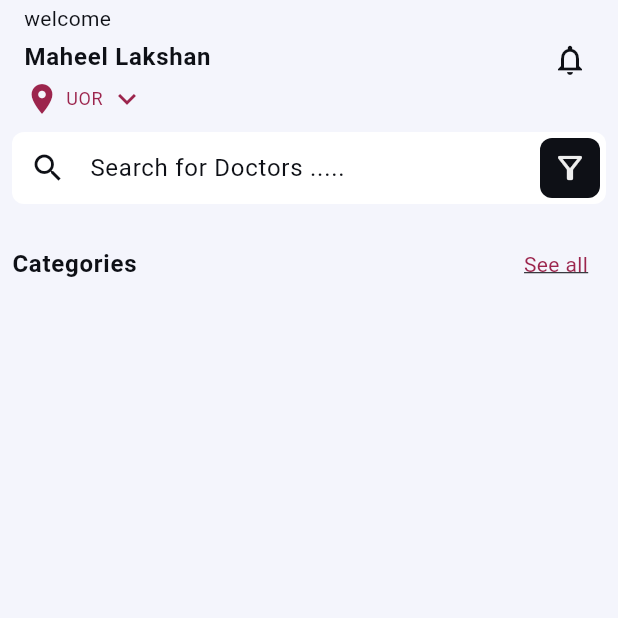
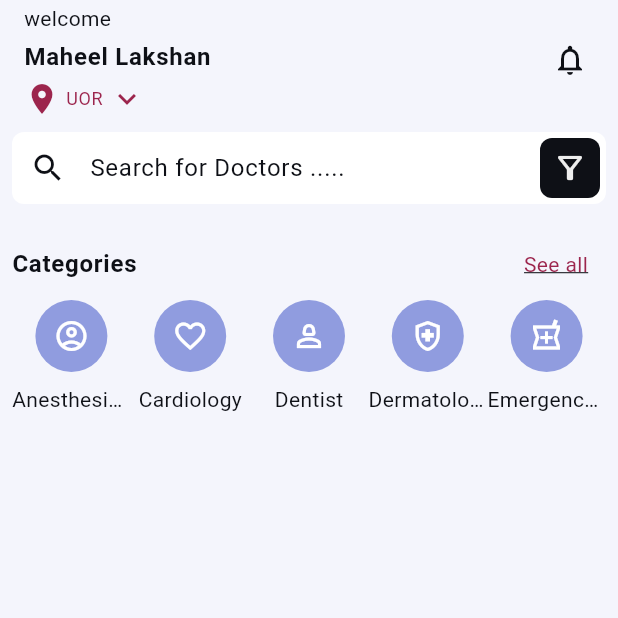
Before and after one commit to MaheelLakshan/Doctor_Booking_App, a Flutter app: the screen it shows after launch, on a phone screen of 412 x 824 dp, the top half of it. Run offline on Flutter 3.47's test engine with Material 3 defaults, Android fonts, the phone set to English and light mode, and no system bars; our stand-ins replace google_fonts; missing offline and left inert: dart:ffi.

Commit message:
doctor categories icons section

```diff
--- a/lib/screens/home_screen.dart
+++ b/lib/screens/home_screen.dart
@@ -1,6 +1,8 @@
+import 'package:doctor_booking_app/shared/widgets/avatars/circle_avatar_with_text_label.dart';
 import 'package:doctor_booking_app/shared/widgets/titles/section_title.dart';
 import 'package:flutter/material.dart';
 import 'package:flutter/widgets.dart';
+import 'package:models/models.dart';
 
 class HomeScreen extends StatelessWidget {
   const HomeScreen({super.key});
@@ -122,6 +124,18 @@ class _DoctorCategories extends StatelessWidget {
           action: 'See all',
           onPressed: () {},
         ),
+        Row(
+          mainAxisAlignment: MainAxisAlignment.start,
+          children: DoctorCategory.values
+              .take(5)
+              .map((category) => Expanded(
+                    child: CricleAvatarWithTextLabel(
+                      icon: category.icon,
+                      label: category.name,
+                    ),
+                  ))
+              .toList(),
+        ),
       ],
     );
   }
--- a/lib/shared/widgets/avatars/circle_avatar_with_text_label.dart
+++ b/lib/shared/widgets/avatars/circle_avatar_with_text_label.dart
@@ -32,10 +32,6 @@ class CricleAvatarWithTextLabel extends StatelessWidget {
             label,
             maxLines: 1,
             overflow: TextOverflow.ellipsis,
-            style: Theme.of(context)
-                .textTheme
-                .bodySmall!
-                .copyWith(color: colorScheme.secondary),
           ),
         ],
       ),
--- a/package/models/lib/models.dart
+++ b/package/models/lib/models.dart
@@ -1,7 +1,3 @@
 library models;
 
-/// A Calculator.
-class Calculator {
-  /// Returns [value] plus 1.
-  int addOne(int value) => value + 1;
-}
+export 'src/doctor_category.dart';
--- /dev/null
+++ b/package/models/lib/src/doctor_category.dart
@@ -0,0 +1,67 @@
+import 'dart:ffi';
+
+import 'package:flutter/material.dart';
+
+enum DoctorCategory {
+  anesthesiology(
+    name: 'Anesthesiology',
+    icon: Icons.account_circle_outlined,
+  ),
+  cardiology(
+    name: 'Cardiology',
+    icon: Icons.favorite_border_outlined,
+  ),
+  dentist(
+    name: 'Dentist',
+    icon: Icons.person_2_outlined,
+  ),
+  dermatology(
+    name: "Dermatology",
+    icon: Icons.health_and_safety_outlined,
+  ),
+  emergencyMedicine(
+    name: 'Emergency Medicine',
+    icon: Icons.local_pharmacy_outlined,
+  ),
+  familyMedicine(
+    name: 'Family Medicine',
+    icon: Icons.medical_information_outlined,
+  ),
+  gastroenterology(
+    name: 'Gastroenterology',
+    icon: Icons.medical_services_outlined,
+  ),
+  generalSurgery(
+    name: 'General Surgery',
+    icon: Icons.health_and_safety_outlined,
+  ),
+  internalMedicine(
+    name: "Internal Medicine",
+    icon: Icons.emergency_outlined,
+  ),
+  neurology(
+    name: 'Neurology',
+    icon: Icons.psychology_outlined,
+  ),
+  orthopedicSurgery(
+    name: 'Orthopedic Surgery',
+    icon: Icons.medication_liquid_sharp,
+  ),
+  pediatrics(
+    name: 'Pediatrics',
+    icon: Icons.medical_services_outlined,
+  ),
+  psychiatry(
+    name: 'Pstchiatry',
+    icon: Icons.psychology_outlined,
+  ),
+  pulmonology(
+    name: 'Pulmonology',
+    icon: Icons.medical_services_outlined,
+  );
+
+  final String name;
+  final IconData icon;
+
+  const DoctorCategory({required this.name, required this.icon});
+}
--- a/pubspec.yaml
+++ b/pubspec.yaml
@@ -15,6 +15,8 @@ dependencies:
   cupertino_icons: ^1.0.6
   flutter_launcher_icons:
   google_fonts:
+  models:
+    path: package/models
 
 dev_dependencies:
   flutter_test:
```
Also changed, not shown: pubspec.lock.
